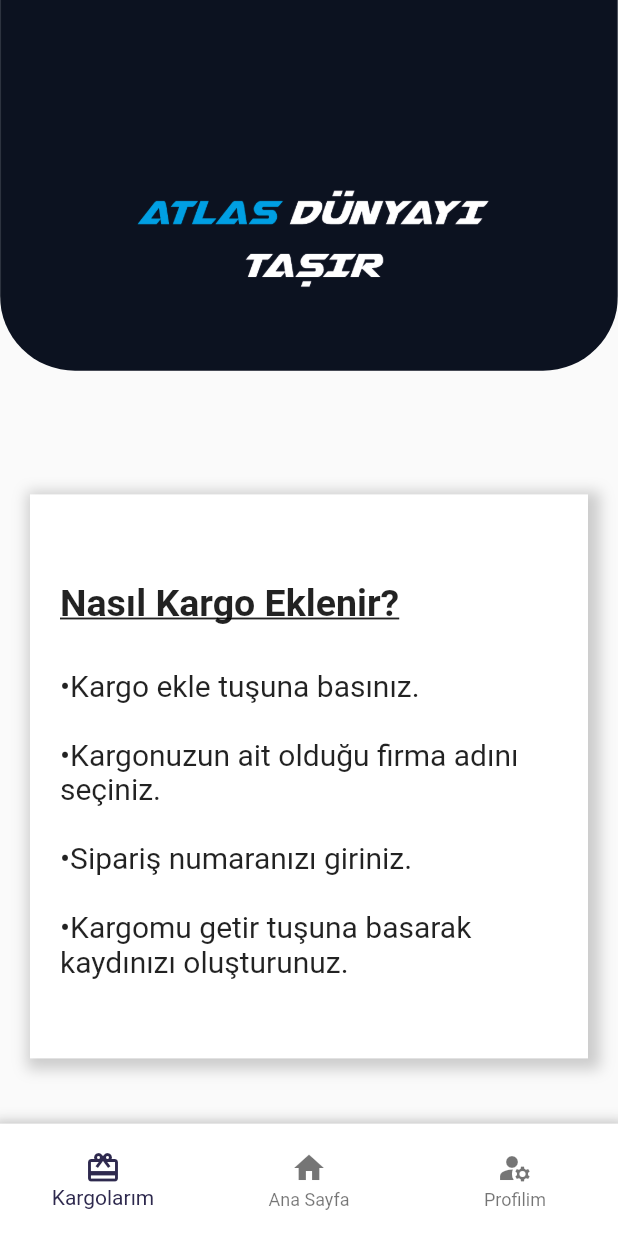
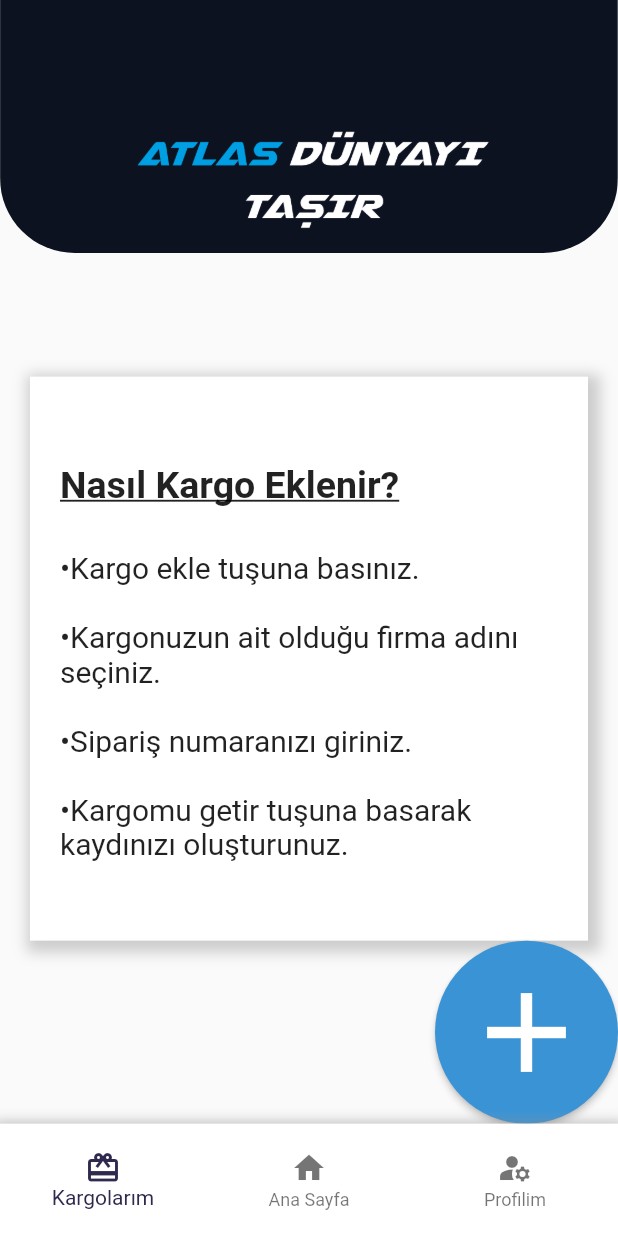
Before and after one commit to ClosePrize/Atlas_Mobile_App, a Flutter app: the KargoHomeScreen screen opened directly, on a phone screen of 412 x 824 dp. Run offline on Flutter 3.47's test engine with Material 2 defaults, Android fonts, the phone set to English and light mode, and no system bars; our stand-ins replace firebase_auth, firebase_core; accounts and stored records are empty; network calls fail.

Commit message:
add button with wrong align

```diff
--- a/lib/kargo/home/body.dart
+++ b/lib/kargo/home/body.dart
@@ -1,4 +1,7 @@
+// ignore_for_file: prefer_const_constructors
+
 import 'package:flutter/material.dart';
+import 'package:v01/kargo/constants.dart';
 
 
 class KargoBody extends StatelessWidget {
@@ -10,6 +13,7 @@
       body: Center(
 
         child: Column(
+          textDirection: TextDirection.rtl,
           crossAxisAlignment: CrossAxisAlignment.start,
 
           children: [
@@ -48,9 +52,10 @@
           )
           ]
               ),
-
+  child: Flexible(
     child: const Padding(
       padding: EdgeInsets.only(right:10.0, left: 20, bottom: 30),
+      child: Center(
         child: Text.rich(TextSpan(
           text: ' \n\nNasıl Kargo Eklenir?  \n\n',
           style: TextStyle(
@@ -64,14 +69,35 @@
                   )),
             // can add more TextSpans here...
           ],
-        ),),
             ),
+
+
+            ),
+
+      ),
+
+    ),
+
+  ),
+
 
 
             )
 
+
           ),
 
+        ),
+       MaterialButton(
+          onPressed: () {},
+          color: kargoPrimaryColor,
+          textColor: Colors.white,
+          child: Icon(
+            Icons.add,
+            size: 90,
+          ),
+          padding: EdgeInsets.all(16),
+          shape: CircleBorder(),
         ),
 
           ],
--- a/lib/kargo/login.dart
+++ b/lib/kargo/login.dart
@@ -26,7 +26,7 @@
             Flexible(
               child: Container(
                 height: MediaQuery.of(context).size.height*0.45,
-                decoration: BoxDecoration(
+                decoration: const BoxDecoration(
                   borderRadius: BorderRadius.only(bottomLeft:Radius.circular(50),
                   bottomRight: Radius.circular(50) ),
                   image: DecorationImage(
--- a/lib/kargo/signup.dart
+++ b/lib/kargo/signup.dart
@@ -1,4 +1,4 @@
-// ignore_for_file: prefer_const_constructors
+// ignore_for_file: prefer_const_constructors, prefer_final_fields
 
 import 'package:firebase_auth/firebase_auth.dart';
 import 'package:flutter/material.dart';
@@ -11,6 +11,7 @@
   const KargoSignUpScreen({Key? key}) : super(key: key);
 
   @override
+  // ignore: library_private_types_in_public_api
   _KargoSignUpScreenState createState() => _KargoSignUpScreenState();
 }
 
--- a/lib/kargo/widgets/bottomnavigationbar.dart
+++ b/lib/kargo/widgets/bottomnavigationbar.dart
@@ -22,7 +22,7 @@
           BoxShadow(color: Colors.grey.withOpacity(0.5),
         spreadRadius: 5,
         blurRadius: 7,
-        offset: Offset(0, 3),)
+        offset: const Offset(0, 3),)
         ]
       ),
       height: MediaQuery.of(context).size.height/11,
--- a/pubspec.yaml
+++ b/pubspec.yaml
@@ -39,7 +39,7 @@
   firebase_core: ^2.3.0
   provider: ^6.0.4
   firebase_auth: ^4.1.5
-  flutter_inset_box_shadow: ^1.0.8
+  assorted_layout_widgets: ^7.0.0
 
 dev_dependencies:
   flutter_test:
```
Also changed, not shown: lib/kargo/widgets/reusable_widgets.dart (+85 -0 lines), pubspec.lock. Lines whose indentation alone changed are shown as unchanged.
